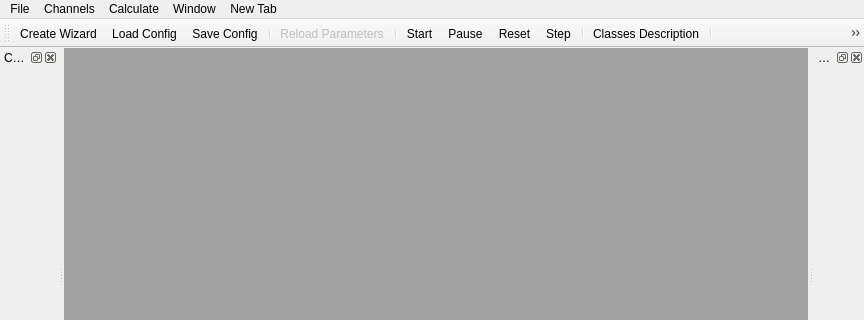
First picture: the form in GUI/Qt/UGEngineControllWidget.ui, repository aicommunity/Rdk, before the edit; both pictures show x 0 to 864 and y 0 to 320 of the 864 by 548 pixel window.
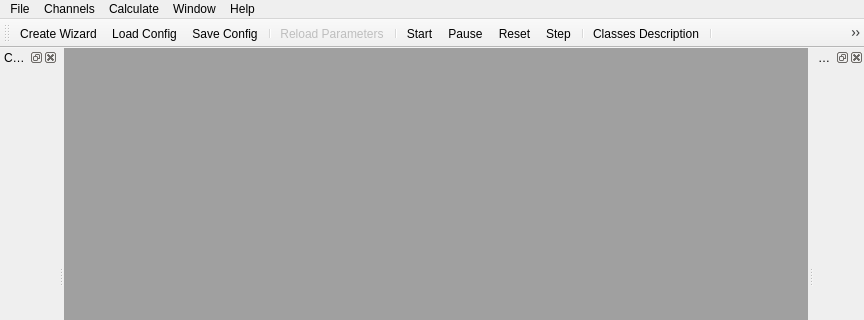
Second picture: the form after the edit.

```diff
--- a/GUI/Qt/UGEngineControllWidget.ui
+++ b/GUI/Qt/UGEngineControllWidget.ui
@@ -174,9 +174,9 @@
     <addaction name="actionTcpServer"/>
     <addaction name="actionFtpTest"/>
    </widget>
-   <widget class="QMenu" name="menuNewWindow">
+   <widget class="QMenu" name="menuAbout">
     <property name="title">
-     <string>New Tab</string>
+     <string>Help</string>
     </property>
     <addaction name="actionImagesFromNewWindow"/>
     <addaction name="actionWatchesFromNewWindow"/>
@@ -185,7 +185,7 @@
    <addaction name="menuChannels"/>
    <addaction name="menuCalculate"/>
    <addaction name="menuWindow"/>
-   <addaction name="menuNewWindow"/>
+   <addaction name="menuAbout"/>
   </widget>
   <widget class="QToolBar" name="mainToolBar">
    <property name="minimumSize">
```
Left out of the diff: 31 changed lines with no effect on the pictures.
